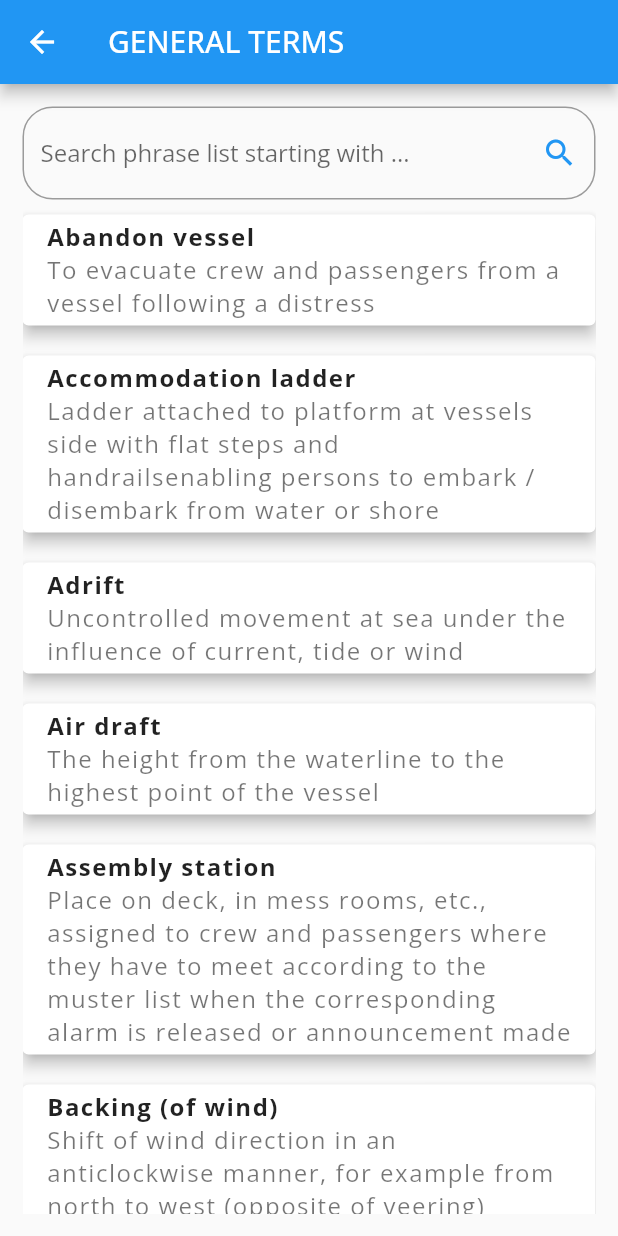
After one commit to eliascalzone/maritimeEnglish-Flutter, a Flutter app: the Phrasesmcp screen opened directly, on a phone screen of 412 x 824 dp. The commit adds this screen. Run offline on Flutter 3.47's test engine with Material 2 defaults, Android fonts, the phone set to English and light mode, and no system bars; our stand-ins replace google_fonts.

Commit message:
add general phrase list SMCP starting from A-B

```diff
--- a/lib/glossarypage.dart
+++ b/lib/glossarypage.dart
@@ -1,4 +1,5 @@
 import 'package:flutter/material.dart';
+import 'package:fluttermaritime/phrasesmcp.dart';
 import 'package:fluttermaritime/settingspage.dart';
 
 class Glossarypage extends StatelessWidget {
@@ -16,8 +17,8 @@ class Glossarypage extends StatelessWidget {
           const Padding(padding: EdgeInsets.only(top: 20)),
           GestureDetector(
             onTap: () {
-              /*Navigator.push(context,
-                  MaterialPageRoute(builder: (context) => const Settings()));*/
+              Navigator.push(context,
+                  MaterialPageRoute(builder: (context) => const Phrasesmcp()));
             },
             child: Image.asset('images/generalphrase.png'),
           ),
--- /dev/null
+++ b/lib/phrasesmcp.dart
@@ -0,0 +1,145 @@
+import 'package:flutter/material.dart';
+
+class Phrasesmcp extends StatefulWidget {
+  const Phrasesmcp({Key? key}) : super(key: key);
+
+  @override
+  State<Phrasesmcp> createState() => _PhrasesmcpState();
+}
+
+class _PhrasesmcpState extends State<Phrasesmcp> {
+  final List<Map<String, dynamic>> _allwords = [
+    {
+      'name': 'Abandon vessel',
+      'mean':
+          'To evacuate crew and passengers from a vessel following a distress'
+    },
+    {
+      'name': 'Accommodation ladder',
+      'mean':
+          'Ladder attached to platform at vessels side with flat steps and handrailsenabling persons to embark / disembark from water or shore'
+    },
+    {
+      'name': 'Adrift',
+      'mean':
+          'Uncontrolled movement at sea under the influence of current, tide or wind'
+    },
+    {
+      'name': 'Air draft',
+      'mean': 'The height from the waterline to the highest point of the vessel'
+    },
+    {
+      'name': 'Assembly station',
+      'mean':
+          'Place on deck, in mess rooms, etc., assigned to crew and passengers where they have to meet according to the muster list when the corresponding alarm is released or announcement made'
+    },
+    {
+      'name': 'Backing (of wind) ',
+      'mean':
+          'Shift of wind direction in an anticlockwise manner, for example from north to west (opposite of veering)'
+    },
+    {
+      'name': 'Beach (to)',
+      'mean':
+          'To run a vessel up on a beach to prevent its sinking in deep water'
+    },
+    {
+      'name': 'Berth',
+      'mean':
+          'A sea room to be kept for safety around a vessel, rock, platform, etc.'
+    },
+    {'name': 'Blast', 'mean': 'A whistle signal made by the vessel'},
+    {
+      'name': 'Blind sector',
+      'mean':
+          'An area which cannot be scanned by the ship’s radar because it is shielded by parts of the superstructure, masts, etc'
+    },
+    {
+      'name': 'Boarding arrangements ',
+      'mean':
+          'All equipment, such as pilot ladder, accommodation ladder, hoist, etc., necessary for a safe transfer of the pilot'
+    },
+    {
+      'name': 'Bob-cat',
+      'mean':
+          'A mini-caterpillar with push-blade used for the careful distribution of loose goods in cargo holds of bulk carriers'
+    },
+    {
+      'name': 'Briefing',
+      'mean': 'Concise explanatory information to crew and/or passengers'
+    }
+  ];
+  List<Map<String, dynamic>> _foundwords = [];
+  @override
+  void initState() {
+    super.initState();
+    _foundwords = _allwords;
+  }
+
+  void _filter(String key) {
+    List<Map<String, dynamic>> results = [];
+    if (key.isEmpty) {
+      results = _allwords;
+    } else {
+      results = _allwords
+          .where((element) =>
+              element['name'].toLowerCase().contains(key.toLowerCase()))
+          .toList();
+    }
+    setState(() {
+      _foundwords = results;
+    });
+  }
+
+  @override
+  Widget build(BuildContext context) {
+    return Scaffold(
+      appBar: AppBar(title: const Text('GENERAL TERMS')),
+      body: Padding(
+        padding: const EdgeInsets.all(15.0),
+        child: Column(children: [
+          TextField(
+            onChanged: (value) => _filter(value),
+            decoration: InputDecoration(
+              hintText: 'Search phrase list starting with ... ',
+              labelStyle: const TextStyle(color: Colors.blue),
+              suffixIcon: const Icon(
+                Icons.search,
+                color: Colors.blue,
+              ),
+              border: OutlineInputBorder(
+                borderRadius: BorderRadius.circular(20.0),
+              ),
+            ),
+          ),
+          Expanded(
+              child: _foundwords.isNotEmpty
+                  ? ListView.builder(
+                      itemCount: _foundwords.length,
+                      itemBuilder: (BuildContext context, int index) {
+                        return Card(
+                          key: ValueKey(_foundwords[index]),
+                          margin: const EdgeInsets.symmetric(vertical: 10),
+                          elevation: 4,
+                          child: ListTile(
+                            title: Text(
+                              _foundwords[index]['name'],
+                              style: const TextStyle(
+                                  fontWeight: FontWeight.bold,
+                                  fontSize: 16,
+                                  letterSpacing: 1),
+                            ),
+                            subtitle: Text(
+                              _foundwords[index]['mean'],
+                              style: const TextStyle(
+                                  fontSize: 16, letterSpacing: 1),
+                            ),
+                          ),
+                        );
+                      })
+                  : const Center(child: Text('Nothing Found')))
+        ]),
+      ),
+    );
+  }
+}
```
Also changed, not shown: 3 other files.
